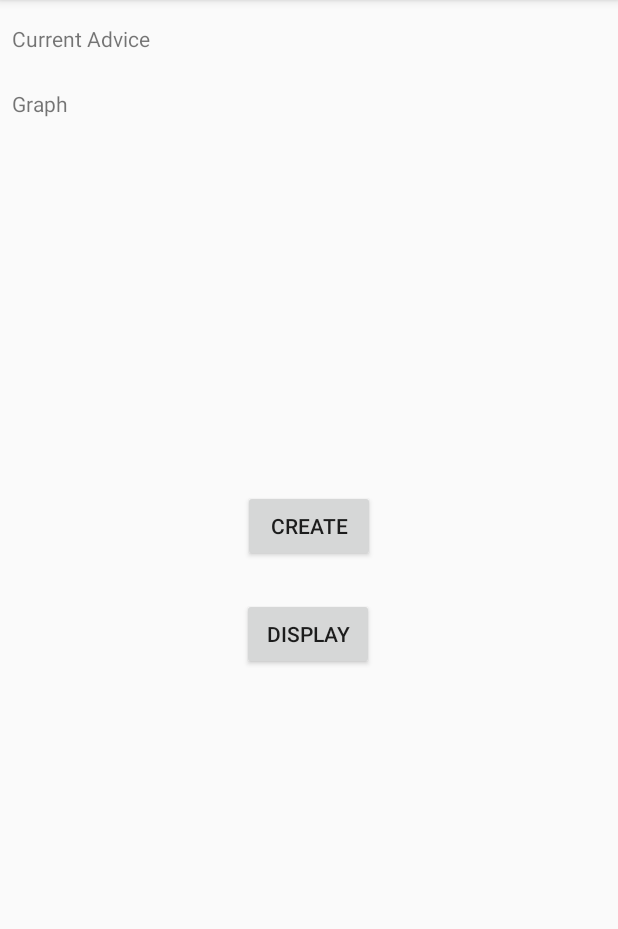
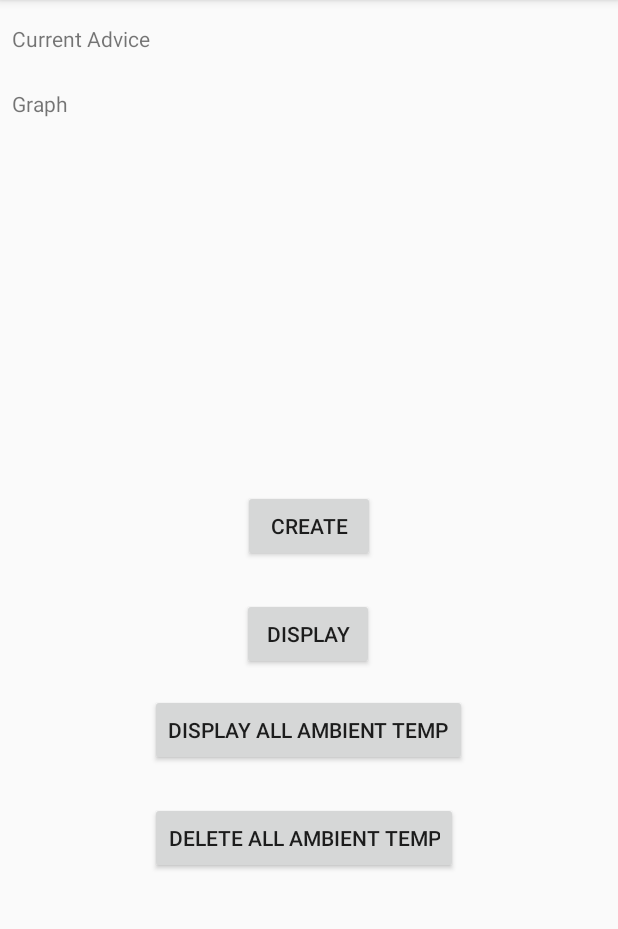
Before and after one commit to 11kempCp/Guidance, an Android app: the screen it shows after launch (MainActivity), on a phone screen of 412 x 824 dp, the part 84-1013 px from its top. Run offline under Robolectric (Android 15) with nearby library versions, the phone set to English and light mode, and no system bars; libraries missing offline, so code that uses them is left out: io.realm, io.realm.mongodb, org.bson.types; 4 statements that could not run were skipped.

Commit message:
testing implemenetation of storing Ambient_Temperature

```diff
--- a/app/build.gradle
+++ b/app/build.gradle
@@ -10,7 +10,7 @@ android {
 
     defaultConfig {
         applicationId "com.example.guidance"
-        minSdkVersion 21
+        minSdkVersion 23
         targetSdkVersion 30
         versionCode 1
         versionName "1.0"
--- a/app/src/main/res/layout/activity_main.xml
+++ b/app/src/main/res/layout/activity_main.xml
@@ -87,6 +87,31 @@
                 app:layout_constraintHorizontal_bias="0.0"
                 app:layout_constraintStart_toStartOf="parent"
                 app:layout_constraintTop_toBottomOf="@+id/textViewCurrentAdvice" />
+
+            <Button
+                android:id="@+id/deleteAmbientTemp"
+                android:layout_width="wrap_content"
+                android:layout_height="wrap_content"
+                android:layout_marginTop="16dp"
+                android:onClick="displayAmbient"
+                android:text="@string/display_ambient_temp"
+                app:layout_constraintEnd_toEndOf="@+id/button"
+                app:layout_constraintStart_toStartOf="@+id/button"
+                app:layout_constraintTop_toBottomOf="@+id/button" />
+
+            <Button
+                android:id="@+id/displayAmbientTemp2"
+                android:layout_width="wrap_content"
+                android:layout_height="wrap_content"
+                android:layout_marginTop="24dp"
+                android:onClick="deleteAmbient"
+                android:text="@string/delete_ambient_temp"
+                app:layout_constraintEnd_toEndOf="@+id/deleteAmbientTemp"
+                app:layout_constraintHorizontal_bias="0.0"
+                app:layout_constraintStart_toStartOf="@+id/deleteAmbientTemp"
+                app:layout_constraintTop_toBottomOf="@+id/deleteAmbientTemp" />
+
+
         </androidx.constraintlayout.widget.ConstraintLayout>
 
         <FrameLayout
--- a/app/src/main/res/values/strings.xml
+++ b/app/src/main/res/values/strings.xml
@@ -16,6 +16,9 @@
     <!--Start of Testing Strings-->
     <string name="create">Create</string>
     <string name="display">Display</string>
+    <string name="delete_ambient_temp">Delete All Ambient Temp</string>
+    <string name="display_ambient_temp">Display All Ambient Temp</string>
+
     <!--End of Testing Strings-->
 
 
```
Also changed, not shown: app/src/main/AndroidManifest.xml (+29 -12 lines), app/src/main/java/com/example/guidance/activity/MainActivity.java (+76 -26 lines), app/src/main/java/com/example/guidance/model/Ambient_Temperature.java (added, +53 -0 lines), app/src/main/java/com/example/guidance/sensorservices/DeviceTempJobService.java (added, +122 -0 lines), app/src/main/java/com/example/guidance/sensorservices/StepsJobService.java (added, +97 -0 lines).
